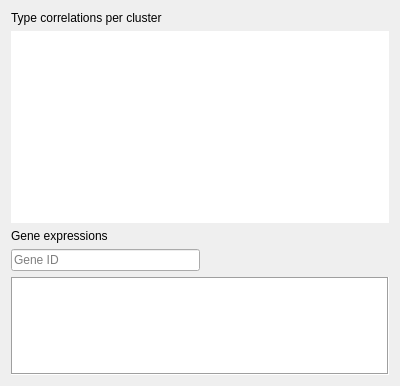
KaikiasVind/CellBadger, file TabWidget.ui: the form before one commit.
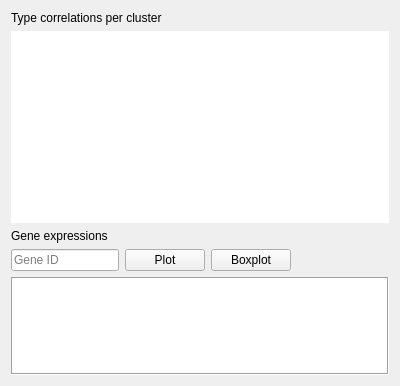
The form after the commit.

```diff
--- a/TabWidget.ui
+++ b/TabWidget.ui
@@ -95,6 +95,20 @@
        </property>
       </widget>
      </item>
+     <item>
+      <widget class="QPushButton" name="pushButtonPlot">
+       <property name="text">
+        <string>Plot</string>
+       </property>
+      </widget>
+     </item>
+     <item>
+      <widget class="QPushButton" name="pushButtonBoxPlot">
+       <property name="text">
+        <string>Boxplot</string>
+       </property>
+      </widget>
+     </item>
      <item>
       <spacer name="horizontalSpacerGeneExpressions">
        <property name="orientation">
```
